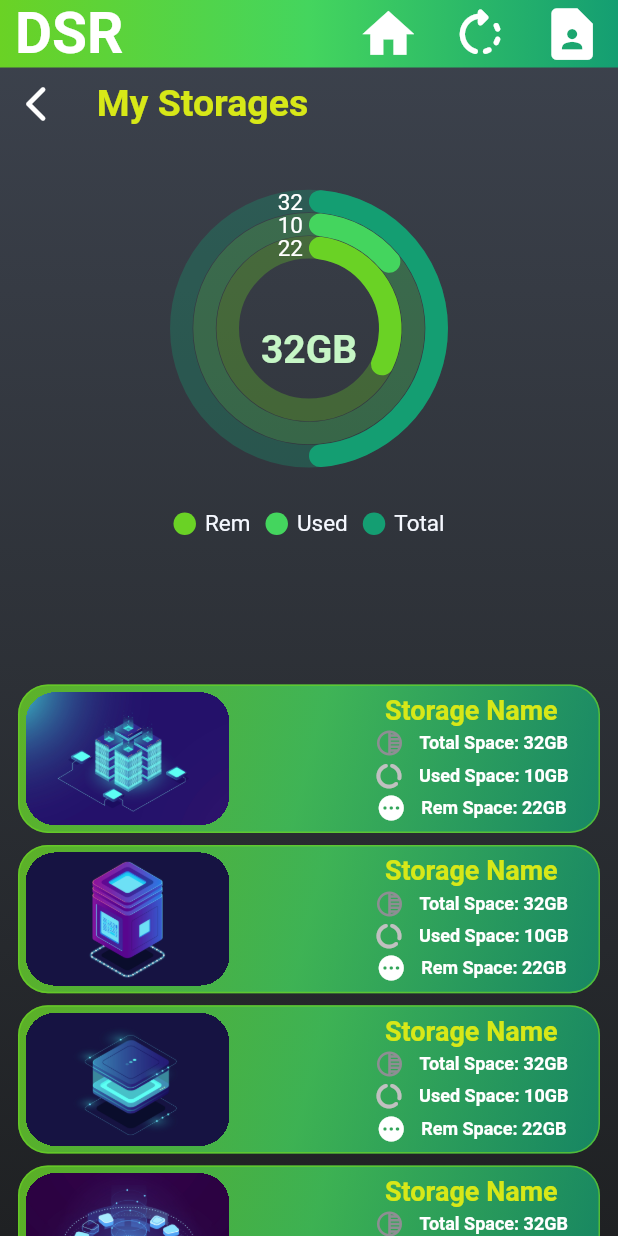
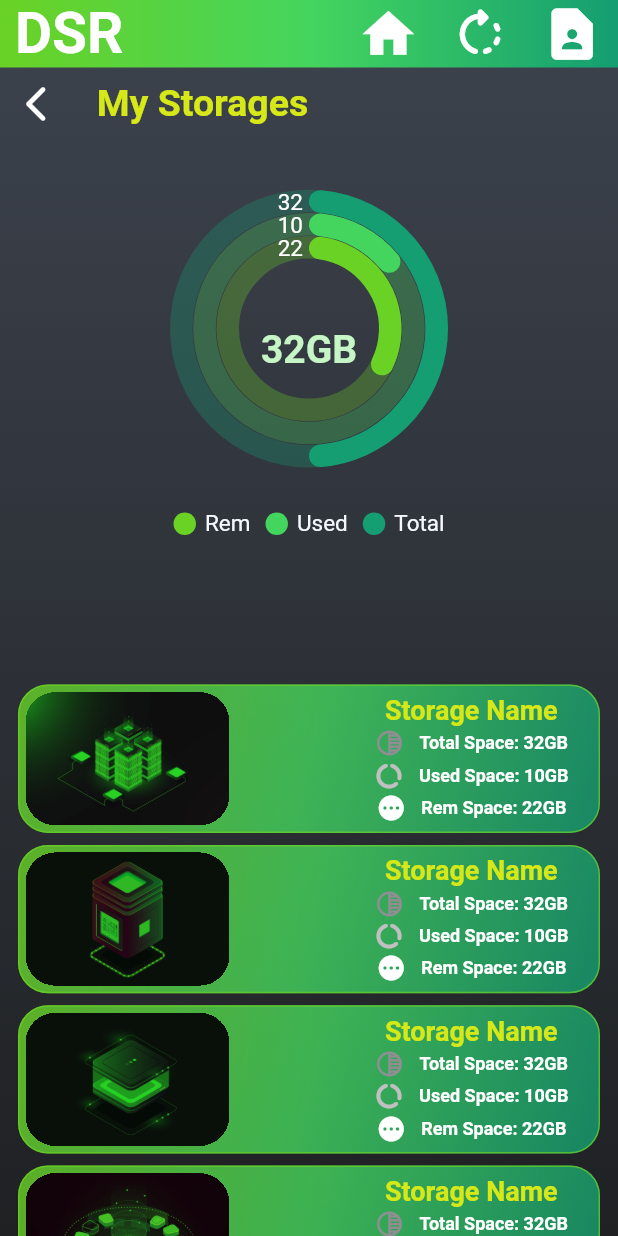
Before and after one commit to HrutujaP/Final-Year-Project---FrontEnd, a Flutter app: the MyStorages screen opened by its route, on a phone screen of 412 x 824 dp. Run offline on Flutter 3.47's test engine with Material 2 defaults, Android fonts, the phone set to English and light mode, and no system bars; our stand-ins replace email_validator, google_fonts, numberpicker, simple_gradient_text, slide_to_act, syncfusion_flutter_charts and 2 more; missing offline and left inert: flutter_glow.

Commit message:
few more chnages

```diff
--- a/diskspacerenting/lib/screens/MyStoragesScreen/components/singledevice.dart
+++ b/diskspacerenting/lib/screens/MyStoragesScreen/components/singledevice.dart
@@ -41,11 +41,15 @@ class SingleDeive extends StatelessWidget {
                 child: ClipRRect(
                   borderRadius: BorderRadius.circular(20),
                   clipBehavior: Clip.hardEdge,
-                  child: Image(
-                    fit: BoxFit.cover,
-                    image: AssetImage('assets/images/$img.jpg'),
-                    height: MediaQuery.of(context).size.height * 0.12,
-                    width: MediaQuery.of(context).size.width * 0.33,
+                  child: ColorFiltered(
+                    colorFilter: ColorFilter.mode(
+                        kContainerStartColor, BlendMode.modulate),
+                    child: Image(
+                      fit: BoxFit.cover,
+                      image: AssetImage('assets/images/$img.jpg'),
+                      height: MediaQuery.of(context).size.height * 0.12,
+                      width: MediaQuery.of(context).size.width * 0.33,
+                    ),
                   ),
                 ),
               ),
```
Also changed, not shown: diskspacerenting/lib/screens/HomeScreen/components/blockchainvideoloop.dart (+4 -4 lines).
